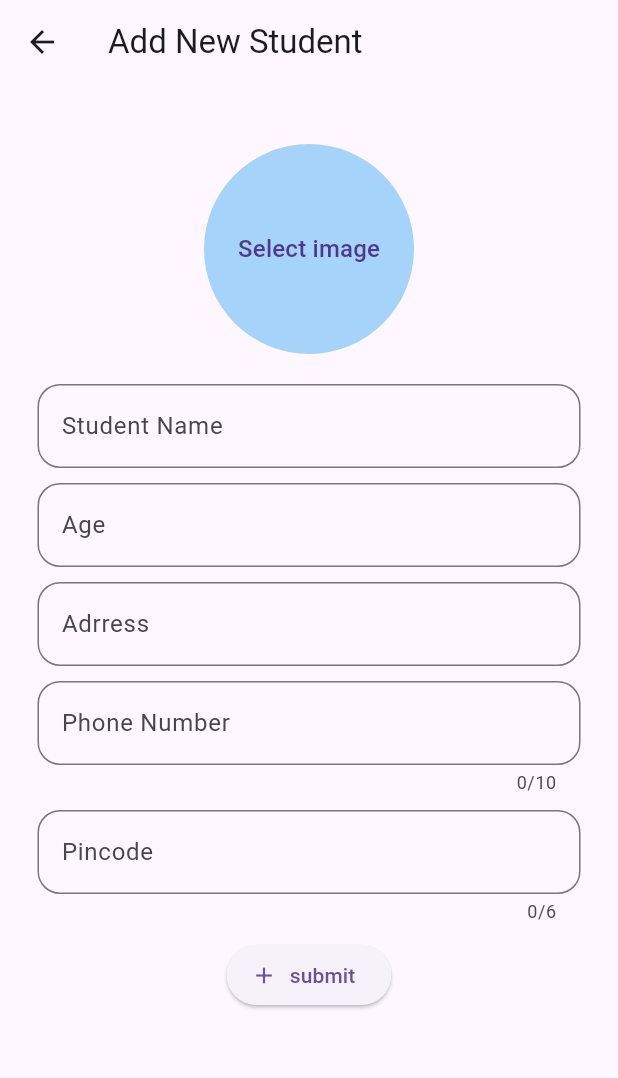
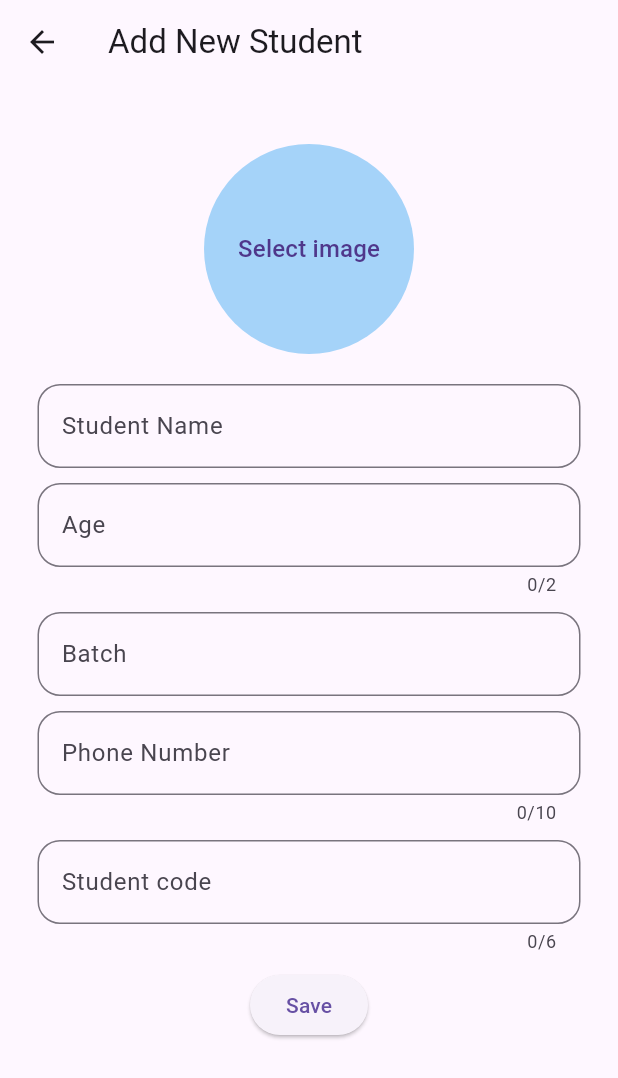
Before and after one commit to Muhammed-shebin-v/Students-Portal, a Flutter app: the screen it shows after launch, item 2 of the bottom bar chosen, after a tap on the "add" icon, on a phone screen of 412 x 824 dp. Shown: the top 1078 px of the screen. Run offline on Flutter 3.47's test engine with Material 3 defaults, Android fonts, the phone set to English and light mode, and no system bars; our stand-ins replace gap, image_picker, sqflite; accounts and stored records are empty; Roboto replaces fonts that are missing (email).

Commit message:
after a long

```diff
--- a/lib/Screens/screenadd.dart
+++ b/lib/Screens/screenadd.dart
@@ -1,3 +1,4 @@
+import 'dart:developer';
 import 'dart:io';
 
 import 'package:database/db/functions/function.dart';
@@ -6,14 +7,14 @@ import 'package:flutter/foundation.dart';
 import 'package:flutter/material.dart';
 import 'package:image_picker/image_picker.dart';
 
-class addstudent extends StatefulWidget {
-  const addstudent({super.key});
+class AddStudent extends StatefulWidget {
+  const AddStudent({super.key});
 
   @override
-  State<addstudent> createState() => _MyWidgetState();
+  State<AddStudent> createState() => _MyWidgetState();
 }
 
-  class _MyWidgetState extends State<addstudent> {
+  class _MyWidgetState extends State<AddStudent> {
   final TextEditingController _controllername = TextEditingController();
   final TextEditingController _controllerage = TextEditingController();
   final TextEditingController _controlleraddress = TextEditingController();
@@ -69,13 +70,14 @@ class addstudent extends StatefulWidget {
                     ),
                     TextFormField(
                       controller: _controllername,
+                      textCapitalization: TextCapitalization.words,
                       decoration: InputDecoration(
                           border: OutlineInputBorder(
                               borderRadius: BorderRadius.circular(15.0)),
                           labelText: 'Student Name'),
                       validator: (value) {
-                        if (value == null || value.isEmpty) {
-                          return 'enter name';
+                        if (value == null || value.isEmpty ||value.length < 3 || num.tryParse(value) != null) {
+                          return 'Enter Name';
                         }
                         return null;
                       },
@@ -87,11 +89,12 @@ class addstudent extends StatefulWidget {
                     TextFormField(
                       keyboardType: TextInputType.number,
                         validator: (value) {
-                          if (value == null || value.isEmpty) {
+                          if (value == null || value.isEmpty || num.tryParse(value) == null) {
                             return ' enter age';
                           }
                           return null;
                         },
+                        maxLength: 2,
                         controller: _controllerage,
                         decoration: InputDecoration(
                           border: OutlineInputBorder(
@@ -102,9 +105,10 @@ class addstudent extends StatefulWidget {
                       height: 10,
                     ),
                     TextFormField(
+                      textCapitalization: TextCapitalization.characters,
                         validator: (value) {
                           if (value == null || value.isEmpty||num.tryParse(value) != null) {
-                            return 'enter address';
+                            return 'enter Batch';
                           }
                           return null;
                         },
@@ -112,7 +116,7 @@ class addstudent extends StatefulWidget {
                         decoration: InputDecoration(
                             border: OutlineInputBorder(
                                 borderRadius: BorderRadius.circular(15.0)),
-                            labelText: 'Adrress')),
+                            labelText: 'Batch')),
                     const SizedBox(
                       height: 10,
                     ),
@@ -142,10 +146,10 @@ class addstudent extends StatefulWidget {
                       decoration: InputDecoration(
                           border: OutlineInputBorder(
                               borderRadius: BorderRadius.circular(15.0)),
-                          labelText: 'Pincode'),
+                          labelText: 'Student code'),
                       validator: (value) {
-                        if (value == null || value.isEmpty) {
-                          return 'enter pincode';
+                        if (value == null || value.isEmpty|| num.tryParse(value) == null) {
+                          return 'enter Student code';
                         }
                         return null;
                       },
@@ -159,8 +163,7 @@ class addstudent extends StatefulWidget {
                           checkdata();
                         }
                       },
-                      label: const Text('submit'),
-                      icon: const Icon(Icons.add),
+                      label: const Text('Save'),
                     )
                   ],
                 ),
@@ -194,7 +197,7 @@ class addstudent extends StatefulWidget {
       Navigator.of(context).pop();
       await getdata();
     } catch (e) {
-      print('`error$e');
+      log('`error$e');
     }
   }
 
--- a/lib/Screens/screenbottom.dart
+++ b/lib/Screens/screenbottom.dart
@@ -25,14 +25,14 @@ class _MyWidgetState extends State<Bottom> {
     return Scaffold(
       appBar: AppBar(
         backgroundColor: const Color.fromARGB(255, 154, 206, 248),
-        title: const Text('Student Portal'),
+        title: const Text('Student Portal',style: TextStyle(fontSize: 30,fontWeight: FontWeight.bold),),
         centerTitle: true,
         foregroundColor: Colors.white,
         actions: [
           IconButton(
               onPressed: () {
                 Navigator.of(context).push(MaterialPageRoute(
-                    builder: (context) => const addstudent()));
+                    builder: (context) => const AddStudent()));
               },
               icon: const Icon(Icons.add)),
           IconButton(
@@ -138,7 +138,7 @@ class _MyWidgetState extends State<Bottom> {
                             onTap: () {
                               Navigator.of(context).push(MaterialPageRoute(
                                   builder: (context) =>
-                                      screeninfo(data: student)));
+                                      ScreenInfo(data: student)));
                             });
                       },
                     );
--- a/lib/Screens/screenlist.dart
+++ b/lib/Screens/screenlist.dart
@@ -18,8 +18,11 @@ class _ScreenlistState extends State<Screenlist> {
       body: SafeArea(
         child: ValueListenableBuilder(
         valueListenable: studentListNotifier,
-        builder: (context, List<StudentModel> studentsList, Widget? child) {
-
+        builder: (context, List<StudentModel> studentsList, Widget? child)
+        {
+          if(studentsList.isEmpty){
+            return const Center(child: Text('No Student Found!',style: TextStyle(fontSize: 30,fontWeight: FontWeight.bold),));
+          }
           return Padding(
             padding: const EdgeInsets.only(top: 10.0),
             child: ListView.builder(
@@ -27,14 +30,14 @@ class _ScreenlistState extends State<Screenlist> {
                   //taking data from studentmodel
                   final data = studentsList[index];
                   return Padding(
-                    padding: const EdgeInsets.symmetric(horizontal: 6),
+                    padding: const EdgeInsets.symmetric(horizontal: 6,vertical: 4),
                     child: Card(
                       color: const Color.fromARGB(255, 174, 215, 247),
                       child: ListTile(
                         onTap: () {
                           // sending data to next page
                           Navigator.of(ctx).push(MaterialPageRoute(
-                              builder: (ctx) => screeninfo(
+                              builder: (ctx) => ScreenInfo(
                                     data: data,
                                   )));
                         },
@@ -47,10 +50,7 @@ class _ScreenlistState extends State<Screenlist> {
                               ? const Icon(Icons.person)
                               : null,
                         ),
-                        trailing: ElevatedButton(
-                            style: ButtonStyle(
-                                foregroundColor: WidgetStateProperty.all(
-                                    const Color.fromARGB(255, 238, 88, 78))),
+                        trailing:IconButton(
                             onPressed: () {
                                showDialog(context: (context), builder: (ctx1){
                                return AlertDialog(
@@ -69,8 +69,9 @@ class _ScreenlistState extends State<Screenlist> {
                                }
                                );
                                },
-                           child: const Icon(
+                            icon :const Icon(
                               Icons.delete,
+                              color: Colors.red,
                             )
                             ),
                       ),
--- a/lib/db/functions/function.dart
+++ b/lib/db/functions/function.dart
@@ -42,7 +42,6 @@ VALUES(?,?,?,?,?,?)''',
 }
 Future<void>getdata()async{
   final _values=await _db.rawQuery('SELECT * FROM student');
-  print(_values);
   studentListNotifier.value.clear();
   _values.forEach((map){
     final student=StudentModel.fromMap(map);
--- a/pubspec.yaml
+++ b/pubspec.yaml
@@ -31,6 +31,7 @@ dependencies:
   cupertino_icons: ^1.0.6
   flutter:
     sdk: flutter
+  gap: ^3.0.1
   image_picker: ^1.1.2
   pick_image: ^1.0.0
   sqflite: ^2.3.3+1
```
Also changed, not shown: lib/Screens/info.dart (+13 -9 lines), lib/Screens/screengrid.dart (+49 -43 lines), lib/Screens/screenupdate.dart (+13 -11 lines), pubspec.lock, 1 other file.
